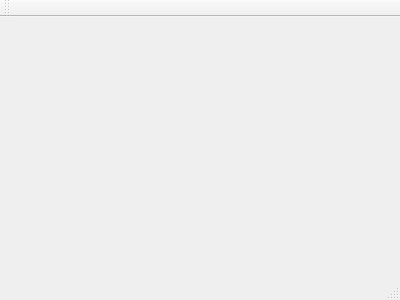
Qt form mainwindow.ui (mingoahead/UltimateDemo) before a commit.
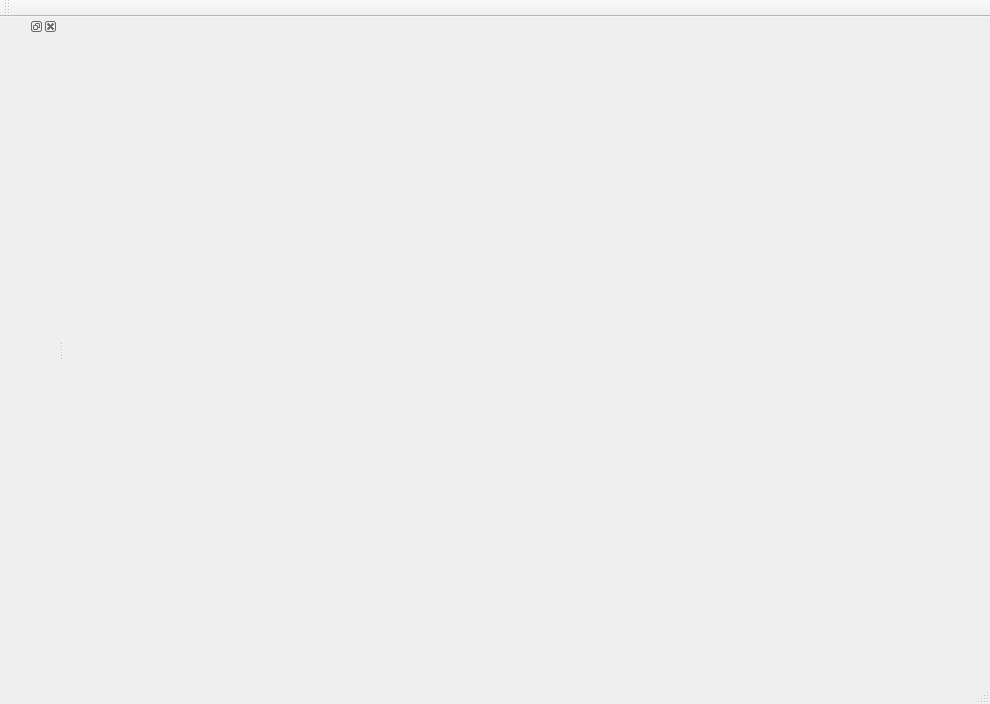
The same form after that commit.

The edit to the form file:
```diff
--- a/mainwindow.ui
+++ b/mainwindow.ui
@@ -1,24 +1,52 @@
 <ui version="4.0">
  <class>MainWindow</class>
- <widget class="QMainWindow" name="MainWindow" >
-  <property name="geometry" >
+ <widget class="QMainWindow" name="MainWindow">
+  <property name="geometry">
    <rect>
     <x>0</x>
     <y>0</y>
-    <width>400</width>
-    <height>300</height>
+    <width>990</width>
+    <height>704</height>
    </rect>
   </property>
   <property name="windowTitle" >
    <string>MainWindow</string>
   </property>
-  <widget class="QMenuBar" name="menuBar" />
-  <widget class="QToolBar" name="mainToolBar" />
-  <widget class="QWidget" name="centralWidget" />
-  <widget class="QStatusBar" name="statusBar" />
+  <widget class="QWidget" name="centralWidget"/>
+  <widget class="QMenuBar" name="menuBar">
+   <property name="geometry">
+    <rect>
+     <x>0</x>
+     <y>0</y>
+     <width>990</width>
+     <height>23</height>
+    </rect>
+   </property>
+  </widget>
+  <widget class="QToolBar" name="mainToolBar">
+   <attribute name="toolBarArea">
+    <enum>TopToolBarArea</enum>
+   </attribute>
+   <attribute name="toolBarBreak">
+    <bool>false</bool>
+   </attribute>
+  </widget>
+  <widget class="QStatusBar" name="statusBar"/>
+  <widget class="QDockWidget" name="panelDock">
+   <attribute name="dockWidgetArea">
+    <number>1</number>
+   </attribute>
+   <widget class="QWidget" name="dockWidgetContents">
+    <property name="sizePolicy">
+     <sizepolicy hsizetype="Preferred" vsizetype="Preferred">
+      <horstretch>0</horstretch>
+      <verstretch>0</verstretch>
+     </sizepolicy>
+    </property>
+   </widget>
+  </widget>
  </widget>
- <layoutDefault spacing="6" margin="11" />
- <pixmapfunction></pixmapfunction>
+ <layoutdefault spacing="6" margin="11"/>
  <resources/>
  <connections/>
 </ui>
```
Left out of the diff: 3 changed lines with no effect on the pictures.
